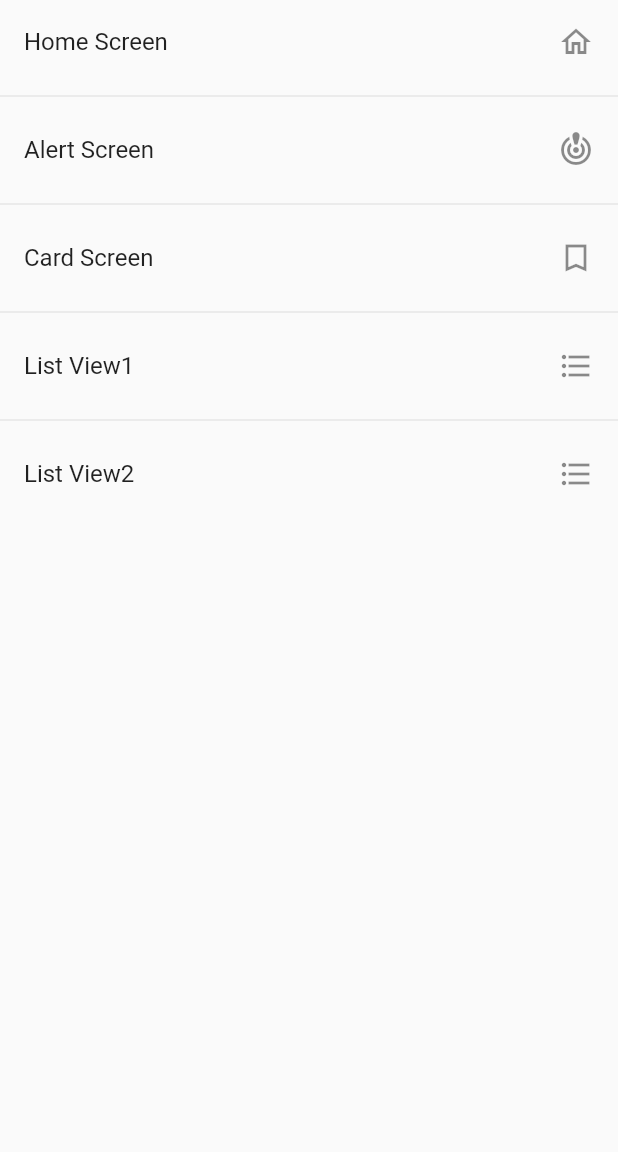
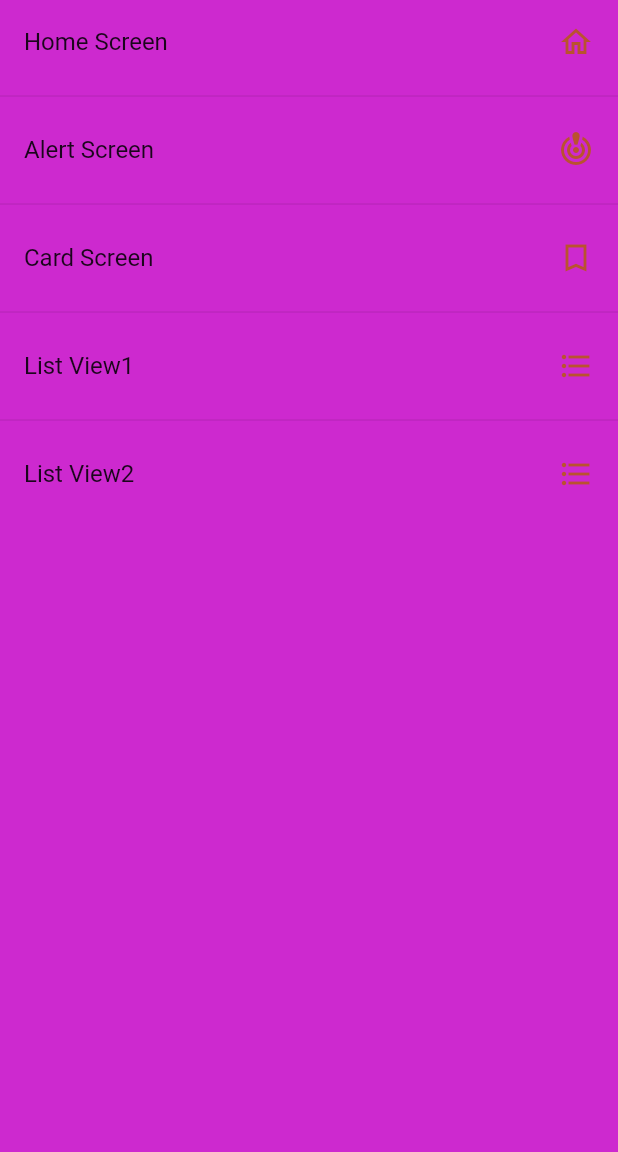
Before and after one commit to JonathanQuezada01/Flutter_componentes, a Flutter app: the screen it shows after launch, on a phone screen of 412 x 824 dp, the part 84-1236 px from its top. Run offline on Flutter 3.47's test engine with Material 2 defaults, Android fonts, the phone set to English and light mode, and no system bars.

```diff
--- a/lib/routes/app_routes.dart
+++ b/lib/routes/app_routes.dart
@@ -6,7 +6,7 @@ import 'package:componentes/screens/screens.dart';
 class AppRoutes {
   static const initialRoute = 'home';
 
-  //Creacion de las rutas de las opciones del menu (argumentos)
+  //Creación de las rutas de las opciones del menu (argumentos)
   static final menuOptions = <MenuOption>[
     MenuOption(
         route: 'home',
@@ -35,6 +35,7 @@ class AppRoutes {
         icon: Icons.format_list_bulleted),
   ];
 
+  //función que envía la lista de rutas
   static Map<String, Widget Function(BuildContext)> getAppRoutes() {
     Map<String, Widget Function(BuildContext)> appRoutes = {};
     for (final option in menuOptions) {
--- a/lib/screens/home_screen.dart
+++ b/lib/screens/home_screen.dart
@@ -1,3 +1,4 @@
+import 'package:componentes/themes/app_themes.dart';
 import 'package:flutter/material.dart';
 import 'package:componentes/routes/app_routes.dart';
 
@@ -18,8 +19,14 @@ class HomeScreen extends StatelessWidget {
             separatorBuilder: (context, index) => const Divider(),
             itemBuilder: (context, index) {
               return ListTile(
-                title: Text(MenuOptions[index].name),
-                trailing: Icon(MenuOptions[index].icon),
+                title: Text(
+                  MenuOptions[index].name,
+                  selectionColor: AppTheme.primaryColor,
+                ),
+                trailing: Icon(
+                  MenuOptions[index].icon,
+                  color: AppTheme.primaryColor,
+                ),
                 onTap: () {
                   // final route = MaterialPageRoute(
                   //     builder: (context) => const ListView2Screen());
--- a/lib/themes/app_themes.dart
+++ b/lib/themes/app_themes.dart
@@ -1,17 +1,20 @@
 import 'package:flutter/material.dart';
 
 class AppTheme {
-  static const Color primary = Color.fromARGB(255, 54, 14, 148);
+  static const Color primaryColor = Color.fromARGB(255, 186, 82, 47);
 
   static final ThemeData lightTeme = ThemeData.light().copyWith(
-    primaryColor: Colors.deepPurpleAccent.shade400,
+      primaryColor: Color.fromARGB(255, 23, 15, 41),
       appBarTheme: const AppBarTheme(
           centerTitle: true,
           color: Colors.deepPurple,
           elevation: 0,
           titleTextStyle: TextStyle(
               color: Colors.black, fontSize: 15, fontStyle: FontStyle.italic)),
-  );
-
-  // final const trailing =
+      scaffoldBackgroundColor:
+          const Color.fromARGB(255, 205, 41, 207), //color de fondo del tema
+      //Color de los colores de los botones
+      textButtonTheme: TextButtonThemeData(
+        style: TextButton.styleFrom(foregroundColor: primaryColor),
+      ));
 }
--- /dev/null
+++ b/lib/widgets/app_widgets.dart
@@ -0,0 +1,2 @@
+export 'package:componentes/widgets/app_card_custom.dart';
+export 'package:componentes/widgets/custom_card_type_2.dart';
--- a/pubspec.yaml
+++ b/pubspec.yaml
@@ -59,9 +59,9 @@ flutter:
   uses-material-design: true
 
   # To add assets to your application, add an assets section, like this:
-  # assets:
-  #   - images/a_dot_burr.jpeg
-  #   - images/a_dot_ham.jpeg
+  assets:
+    - assets/
+    - assets/images/
 
   # An image asset can refer to one or more resolution-specific "variants", see
   # https://flutter.dev/assets-and-images/#resolution-aware
```
Also changed, not shown: lib/screens/card_screen.dart (+11 -7 lines), lib/widgets/app_card_custom.dart (added, +41 -0 lines), lib/widgets/custom_card_type_2.dart (added, +39 -0 lines), assets/NmJgg.jpg (added), assets/download.png (added), lib/screens/texto.txt (deleted). Lines whose indentation alone changed are shown as unchanged.
